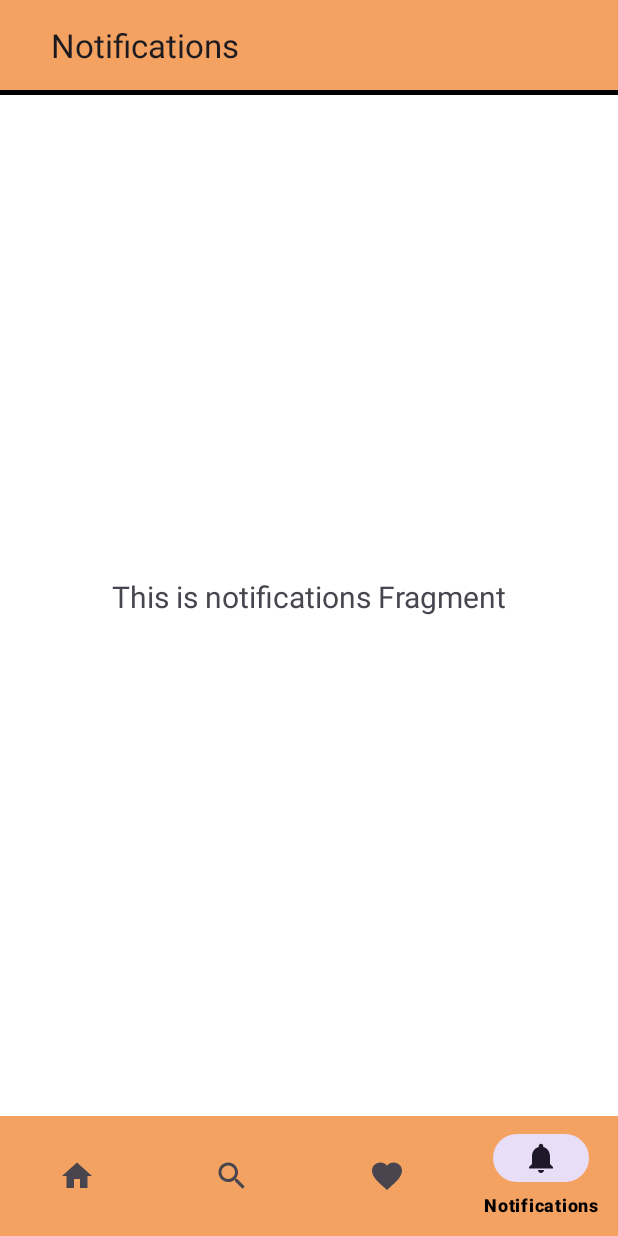
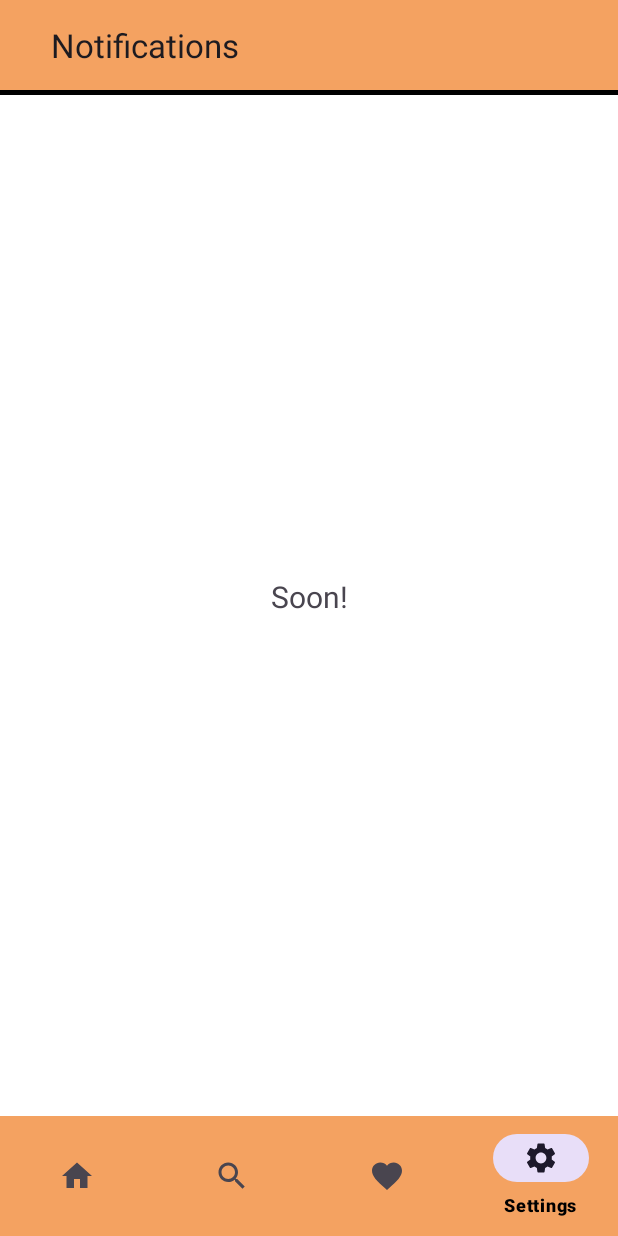
Before and after one commit to Zetelep/ReadWish, an Android app: the SettingsFragment screen opened through its navigation route, on a phone screen of 412 x 824 dp. Run offline under Robolectric (Android 15) with nearby library versions, the phone set to English and light mode, and no system bars; our stand-ins replace navigation-ui; pictures from the network do not load.

Commit message:
change NotificationsFragment to SettingsFragment , fix the indicator on search

```diff
--- a/app/src/main/java/com/zulfa/readwish/MainActivity.kt
+++ b/app/src/main/java/com/zulfa/readwish/MainActivity.kt
@@ -4,7 +4,6 @@ import android.os.Bundle
 import android.view.View
 import com.google.android.material.bottomnavigation.BottomNavigationView
 import androidx.appcompat.app.AppCompatActivity
-import androidx.navigation.findNavController
 import androidx.navigation.fragment.NavHostFragment
 import androidx.navigation.ui.AppBarConfiguration
 import androidx.navigation.ui.setupActionBarWithNavController
@@ -35,7 +34,7 @@ class MainActivity : AppCompatActivity() {
                 R.id.navigation_home,
                 R.id.navigation_search,
                 R.id.navigation_favorite,
-                R.id.navigation_notifications
+                R.id.navigation_settings
 
             )
         )
@@ -47,10 +46,9 @@ class MainActivity : AppCompatActivity() {
                 R.id.navigation_home,
                 R.id.navigation_search,
                 R.id.navigation_favorite,
-                R.id.navigation_notifications -> {
+                R.id.navigation_settings -> {
                     binding.navView.visibility = View.VISIBLE
                 }
-
                 else -> {
                     binding.navView.visibility = View.GONE
                     binding.topAppBar.visibility = View.GONE
--- a/app/src/main/java/com/zulfa/readwish/presentation/notifications/NotificationsFragment.kt
+++ b/app/src/main/java/com/zulfa/readwish/presentation/settings/SettingsFragment.kt
@@ -1,4 +1,4 @@
-package com.zulfa.readwish.presentation.notifications
+package com.zulfa.readwish.presentation.settings
 
 import android.os.Bundle
 import android.view.LayoutInflater
@@ -7,11 +7,11 @@ import android.view.ViewGroup
 import android.widget.TextView
 import androidx.fragment.app.Fragment
 import androidx.lifecycle.ViewModelProvider
-import com.zulfa.readwish.databinding.FragmentNotificationsBinding
+import com.zulfa.readwish.databinding.FragmentSettingsBinding
 
-class NotificationsFragment : Fragment() {
+class SettingsFragment : Fragment() {
 
-    private var _binding: FragmentNotificationsBinding? = null
+    private var _binding: FragmentSettingsBinding? = null
 
     // This property is only valid between onCreateView and
     // onDestroyView.
@@ -23,9 +23,9 @@ class NotificationsFragment : Fragment() {
         savedInstanceState: Bundle?
     ): View {
         val notificationsViewModel =
-            ViewModelProvider(this).get(NotificationsViewModel::class.java)
+            ViewModelProvider(this).get(SettingsViewModel::class.java)
 
-        _binding = FragmentNotificationsBinding.inflate(inflater, container, false)
+        _binding = FragmentSettingsBinding.inflate(inflater, container, false)
         val root: View = binding.root
 
         val textView: TextView = binding.textNotifications
--- a/app/src/main/java/com/zulfa/readwish/presentation/notifications/NotificationsViewModel.kt
+++ b/app/src/main/java/com/zulfa/readwish/presentation/settings/SettingsViewModel.kt
@@ -1,13 +1,13 @@
-package com.zulfa.readwish.presentation.notifications
+package com.zulfa.readwish.presentation.settings
 
 import androidx.lifecycle.LiveData
 import androidx.lifecycle.MutableLiveData
 import androidx.lifecycle.ViewModel
 
-class NotificationsViewModel : ViewModel() {
+class SettingsViewModel : ViewModel() {
 
     private val _text = MutableLiveData<String>().apply {
-        value = "This is notifications Fragment"
+        value = "Soon!"
     }
     val text: LiveData<String> = _text
 }
--- /dev/null
+++ b/app/src/main/res/drawable/baseline_settings_24.xml
@@ -0,0 +1,5 @@
+<vector xmlns:android="http://schemas.android.com/apk/res/android" android:height="24dp" android:tint="#020202" android:viewportHeight="24" android:viewportWidth="24" android:width="24dp">
+
+    <path android:fillColor="@android:color/white" android:pathData="M19.14,12.94c0.04,-0.3 0.06,-0.61 0.06,-0.94c0,-0.32 -0.02,-0.64 -0.07,-0.94l2.03,-1.58c0.18,-0.14 0.23,-0.41 0.12,-0.61l-1.92,-3.32c-0.12,-0.22 -0.37,-0.29 -0.59,-0.22l-2.39,0.96c-0.5,-0.38 -1.03,-0.7 -1.62,-0.94L14.4,2.81c-0.04,-0.24 -0.24,-0.41 -0.48,-0.41h-3.84c-0.24,0 -0.43,0.17 -0.47,0.41L9.25,5.35C8.66,5.59 8.12,5.92 7.63,6.29L5.24,5.33c-0.22,-0.08 -0.47,0 -0.59,0.22L2.74,8.87C2.62,9.08 2.66,9.34 2.86,9.48l2.03,1.58C4.84,11.36 4.8,11.69 4.8,12s0.02,0.64 0.07,0.94l-2.03,1.58c-0.18,0.14 -0.23,0.41 -0.12,0.61l1.92,3.32c0.12,0.22 0.37,0.29 0.59,0.22l2.39,-0.96c0.5,0.38 1.03,0.7 1.62,0.94l0.36,2.54c0.05,0.24 0.24,0.41 0.48,0.41h3.84c0.24,0 0.44,-0.17 0.47,-0.41l0.36,-2.54c0.59,-0.24 1.13,-0.56 1.62,-0.94l2.39,0.96c0.22,0.08 0.47,0 0.59,-0.22l1.92,-3.32c0.12,-0.22 0.07,-0.47 -0.12,-0.61L19.14,12.94zM12,15.6c-1.98,0 -3.6,-1.62 -3.6,-3.6s1.62,-3.6 3.6,-3.6s3.6,1.62 3.6,3.6S13.98,15.6 12,15.6z"/>
+
+</vector>
--- a/app/src/main/res/layout/fragment_search.xml
+++ b/app/src/main/res/layout/fragment_search.xml
@@ -61,12 +61,13 @@
         android:id="@+id/loadingBar"
         android:layout_width="match_parent"
         android:layout_height="wrap_content"
-        app:indicatorColor="@color/colorSecondary"
         app:layout_constraintBottom_toBottomOf="parent"
         app:layout_constraintEnd_toEndOf="parent"
         app:layout_constraintStart_toStartOf="parent"
         app:layout_constraintTop_toBottomOf="@id/toggleButton"
         app:layout_constraintVertical_bias="0.0"
+        android:indeterminate="true"
+        app:indicatorColor="@color/colorSecondary"
         app:trackColor="@color/colorPrimary"
         android:visibility="gone"/>
 
--- a/app/src/main/res/layout/fragment_notifications.xml
+++ b/app/src/main/res/layout/fragment_settings.xml
@@ -4,7 +4,7 @@
     xmlns:tools="http://schemas.android.com/tools"
     android:layout_width="match_parent"
     android:layout_height="match_parent"
-    tools:context=".presentation.notifications.NotificationsFragment">
+    tools:context=".presentation.settings.SettingsFragment">
 
     <TextView
         android:id="@+id/text_notifications"
--- a/app/src/main/res/menu/bottom_nav_menu.xml
+++ b/app/src/main/res/menu/bottom_nav_menu.xml
@@ -17,8 +17,8 @@
         android:title="@string/title_favorite" />
 
     <item
-        android:id="@+id/navigation_notifications"
-        android:icon="@drawable/ic_notifications_black_24dp"
-        android:title="@string/title_notifications" />
+        android:id="@+id/navigation_settings"
+        android:icon="@drawable/baseline_settings_24"
+        android:title="@string/title_settings" />
 
 </menu>
--- a/app/src/main/res/navigation/mobile_navigation.xml
+++ b/app/src/main/res/navigation/mobile_navigation.xml
@@ -35,10 +35,10 @@
     </fragment>
 
     <fragment
-        android:id="@+id/navigation_notifications"
-        android:name="com.zulfa.readwish.presentation.notifications.NotificationsFragment"
+        android:id="@+id/navigation_settings"
+        android:name="com.zulfa.readwish.presentation.settings.SettingsFragment"
         android:label="@string/title_notifications"
-        tools:layout="@layout/fragment_notifications" />
+        tools:layout="@layout/fragment_settings" />
 
     <fragment
         android:id="@+id/detailFragment"
--- a/app/src/main/res/values/strings.xml
+++ b/app/src/main/res/values/strings.xml
@@ -31,4 +31,5 @@
     <string name="hint_search">Search</string>
     <string name="btn_filter_by_author_amp_title"><![CDATA[By Author & Title]]></string>
     <string name="btn_filter_by_topic">By Topic</string>
+    <string name="title_settings">Settings</string>
 </resources>
```
